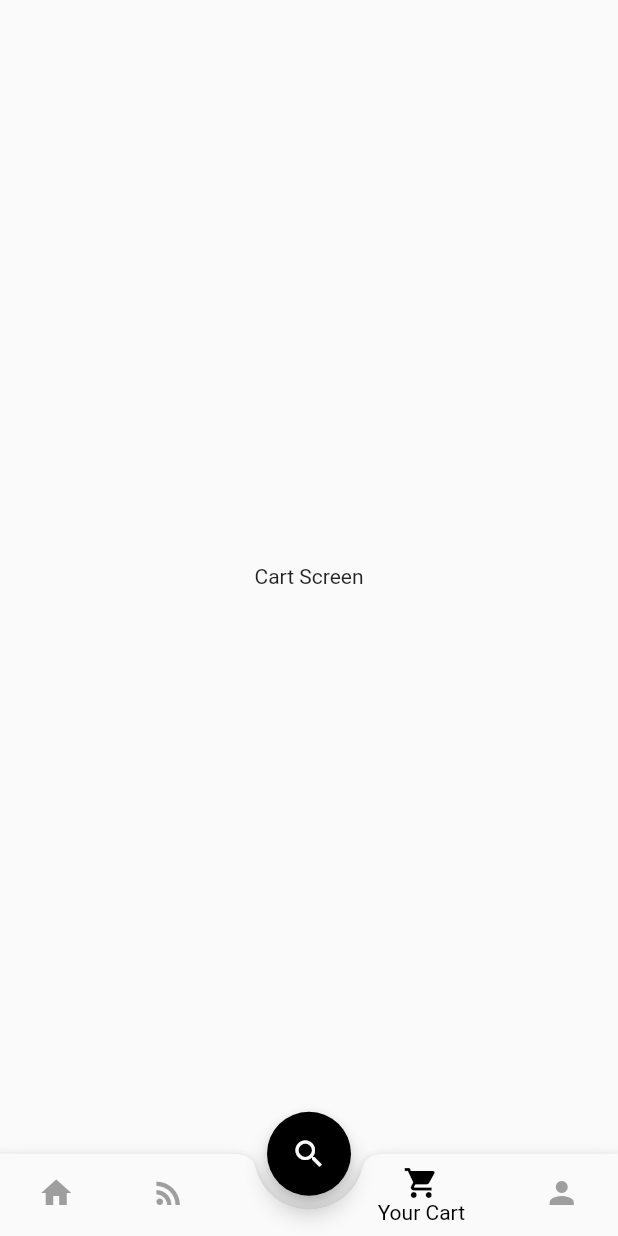
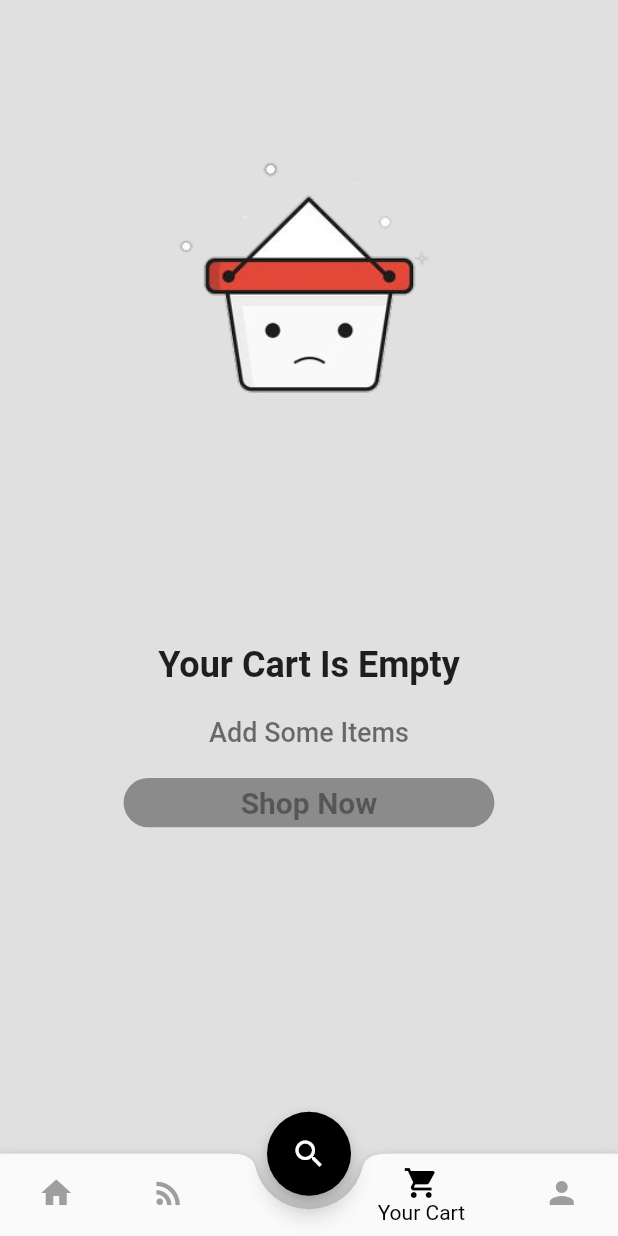
Before and after one commit to Megabyte-143/your_cart, a Flutter app: the screen it shows after launch, item 4 of the bottom bar chosen, on a phone screen of 412 x 824 dp. Run offline on Flutter 3.47's test engine with Material 2 defaults, Android fonts, the phone set to English and light mode, and no system bars; our stand-ins replace shared_preferences; missing offline and left inert: list_tile_switch.

Commit message:
added empty cart screen

```diff
--- a/lib/main.dart
+++ b/lib/main.dart
@@ -1,21 +1,52 @@
 import 'package:flutter/material.dart';
+import 'package:provider/provider.dart';
+
+import './constant/theme_data.dart';
+
+import './provider/dark_theme_provider.dart';
+
 import './screens/bottom_bar_screen.dart';
 
 void main() {
   runApp(MyApp());
 }
 
-class MyApp extends StatelessWidget {
-  // This widget is the root of your application.
+class MyApp extends StatefulWidget {
+  @override
+  _MyAppState createState() => _MyAppState();
+}
+
+class _MyAppState extends State<MyApp> {
+  final DarkThemeProvider themeChangeProvider = DarkThemeProvider();
+
+  void getAppTheme() async {
+    themeChangeProvider.darkTheme =
+        await themeChangeProvider.themePreferences.getTheme();
+  }
+
+  @override
+  void initState() {
+    getAppTheme();
+    super.initState();
+  }
+
   @override
   Widget build(BuildContext context) {
-    return MaterialApp(
-      title: 'Flutter Demo',
-      theme: ThemeData(
-        primarySwatch: Colors.blue,
-        visualDensity: VisualDensity.adaptivePlatformDensity,
+    return MultiProvider(
+      providers: [
+        ChangeNotifierProvider(create: (_) {
+          return themeChangeProvider;
+        })
+      ],
+      child: Consumer<DarkThemeProvider>(
+        builder: (context, themeData, child) {
+          return MaterialApp(
+            title: 'Flutter Demo',
+            theme: Styles.themeData(themeChangeProvider.darkTheme, context),
+            home: BottomBarScreen(),
+          );
+        },
       ),
-      home: BottomBarScreen(),
     );
   }
 }
--- a/lib/screens/bottom_bar_screen.dart
+++ b/lib/screens/bottom_bar_screen.dart
@@ -1,6 +1,6 @@
 import 'package:flutter/material.dart';
 
-import 'cart_screen.dart';
+import 'cart/cart_screen.dart';
 import 'feeds_screen.dart';
 import 'home_screen.dart';
 import 'search_screen.dart';
--- a/lib/screens/cart_screen.dart
+++ b/lib/screens/cart/cart_screen.dart
@@ -1,4 +1,6 @@
 import 'package:flutter/material.dart';
+
+import './empty_cart_screen.dart';
 
 class CartScreen extends StatelessWidget {
   const CartScreen({Key? key}) : super(key: key);
@@ -6,9 +8,7 @@ class CartScreen extends StatelessWidget {
   @override
   Widget build(BuildContext context) {
     return Scaffold(
-      body: Center(
-        child: Text("Cart Screen"),
-      ),
+      body: EmptyCartScreen(),
     );
   }
 }
--- /dev/null
+++ b/lib/screens/cart/empty_cart_screen.dart
@@ -0,0 +1,78 @@
+import 'package:flutter/material.dart';
+import 'package:provider/provider.dart';
+
+import '/constant/colors.dart';
+
+import '/provider/dark_theme_provider.dart';
+
+class EmptyCartScreen extends StatelessWidget {
+  //const EmptyCartScreen({Key? key}) : super(key: key);
+
+  @override
+  Widget build(BuildContext context) {
+    final themeChange = Provider.of<DarkThemeProvider>(context);
+    return Column(
+      crossAxisAlignment: CrossAxisAlignment.center,
+      children: <Widget>[
+        Container(
+          margin: EdgeInsets.only(top: 50),
+          width: double.infinity,
+          height: MediaQuery.of(context).size.height * 0.4,
+          child: Image(
+            image: AssetImage('assets/images/emptycart.png'),
+            alignment: Alignment.center,
+            fit: BoxFit.cover,
+          ),
+        ),
+        SizedBox(
+          height: 50,
+        ),
+        Text(
+          'Your Cart Is Empty',
+          style: TextStyle(
+            fontSize: 24,
+            fontWeight: FontWeight.bold
+          ),
+        ),
+        SizedBox(
+          height: 20,
+        ),
+        Text(
+          'Add Some Items',
+          style: TextStyle(
+            fontWeight: FontWeight.w500,
+            fontSize: 18,
+            color: themeChange.darkTheme
+                ? Theme.of(context).disabledColor
+                : ColorsConsts.subTitle,
+          ),
+        ),
+        SizedBox(
+          height: 20,
+        ),
+        Container(
+          height: MediaQuery.of(context).size.height * 0.04,
+          width: MediaQuery.of(context).size.width * 0.6,
+          decoration: BoxDecoration(
+            borderRadius: BorderRadius.circular(20),
+          ),
+          child: RaisedButton(
+            child: Text(
+              'Shop Now',
+              style: TextStyle(
+                fontSize: 20,
+                fontWeight: FontWeight.bold,
+              ),
+              textAlign: TextAlign.center,
+            ),
+            onPressed: null,
+            color: ColorsConsts.backgroundColor,
+            shape: RoundedRectangleBorder(
+              borderRadius: BorderRadius.circular(20),
+            ),
+          ),
+        ),
+      ],
+    );
+  }
+}
--- a/lib/screens/user_info_screen.dart
+++ b/lib/screens/user_info_screen.dart
@@ -96,7 +96,7 @@ class _UserInfoScreenState extends State<UserInfoScreen> {
                       ],
                     ),
                     background: Image(
-                      image: AssetImage('lib/assets/images/user.png'),
+                      image: AssetImage('assets/images/user.png'),
                       fit: BoxFit.cover,
                     ),
                   ),
--- a/pubspec.yaml
+++ b/pubspec.yaml
@@ -49,7 +49,8 @@ flutter:
 
   # To add assets to your application, add an assets section, like this:
   assets:
-    - lib/assets/images/user.png
+    - assets/images/user.png
+    - assets/images/emptycart.png
   #   - images/a_dot_ham.jpeg
 
   # An image asset can refer to one or more resolution-specific "variants", see
```
Also changed, not shown: assets/images/emptycart.png (added), assets/images/user.png (renamed from lib/assets/images/user.png).
